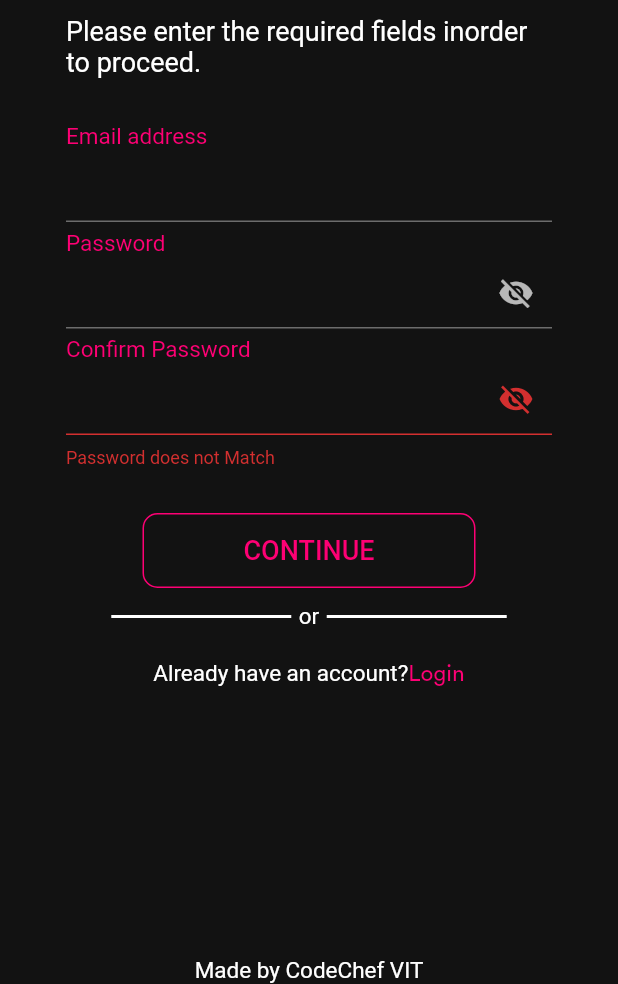
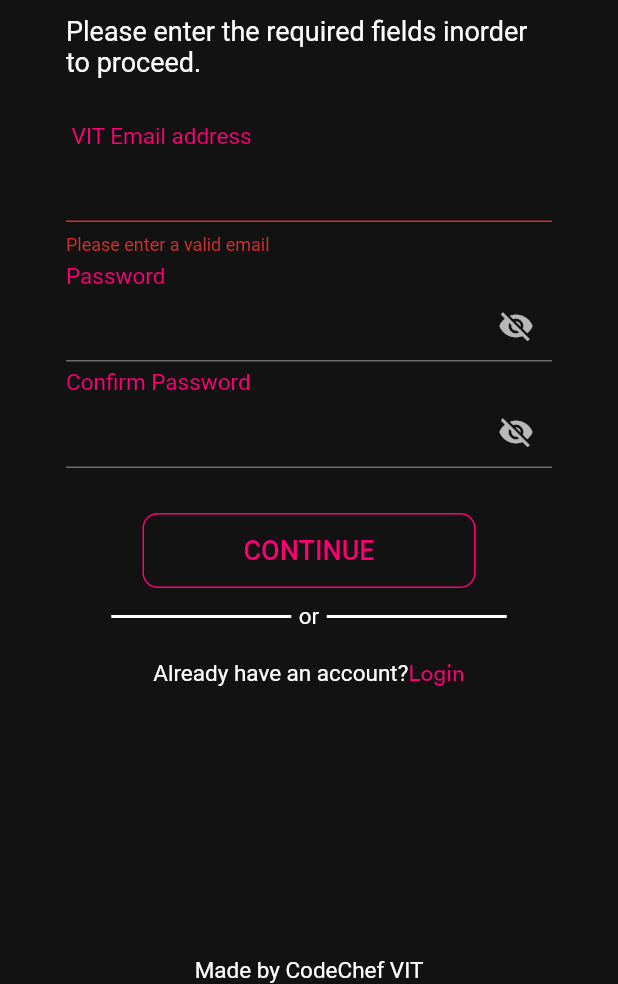
Before and after one commit to CodeChefVIT/FFDS, a Flutter app: the RegScreen screen opened by its route, after a tap on "CONTINUE", on a phone screen of 412 x 824 dp, the part 252-1236 px from its top. Run offline on Flutter 3.47's test engine with Material 2 defaults, Android fonts, the phone set to English and light mode, and no system bars; our stand-ins replace file_picker, otp_text_field, rflutter_alert; network calls fail; Roboto replaces fonts that are missing (CirculatStd).

Commit message:
third repo

```diff
--- a/dating_app/lib/constants.dart
+++ b/dating_app/lib/constants.dart
@@ -51,4 +51,5 @@ fillColor: Colors.white,
 hintStyle: TextStyle(color:Colors.grey,),
 border: OutlineInputBorder(borderRadius: BorderRadius.all(Radius.circular(20.0)),
 borderSide: BorderSide.none,
+
 ),);
--- a/dating_app/lib/registration.dart
+++ b/dating_app/lib/registration.dart
@@ -14,11 +14,17 @@ class _RegScreenState extends State<RegScreen> {
  String confirmedPassword;
   bool passwordVisible =true;
   bool passwordVisible1= true;
+ bool validateEmail(String value) {
+   Pattern pattern = r'[A-Za-z0-9.]+@vitstudent\.ac\.in|[A-Za-z0-9.]+@vit\.ac\.in$';
+   RegExp regex =  RegExp(pattern);
+   return (!regex.hasMatch(value)) ?false : true;
+ }
+
  final GlobalKey<FormState> _form = GlobalKey<FormState>();
+ final GlobalKey<FormState> _form1 = GlobalKey<FormState>();
   @override
   Widget build(BuildContext context) {
-    return SafeArea(
-      child: Scaffold(
+    return Scaffold(
       appBar:AppBar(
         backgroundColor: kbackColour,
         automaticallyImplyLeading: false,
@@ -55,7 +61,8 @@ class _RegScreenState extends State<RegScreen> {
 
 
 
-        body: Column(
+      body: SafeArea(
+        child: Column(
           mainAxisSize: MainAxisSize.min,
           children: <Widget>[
             Expanded(
@@ -82,15 +89,15 @@ class _RegScreenState extends State<RegScreen> {
                         height: 30.0,
                       ),
                       Container(
-                        child: Form(
-                          key: _form,
                         child: Column(
                           crossAxisAlignment: CrossAxisAlignment.start,
                           children: <Widget>[
-                              Text('Email address',
+                            Text(' VIT Email address',
                               style: kTextFieldStyle,),
-                              Container(
-                                child: TextField(
+                            Form(
+                              key: _form,
+                              child: Container(
+                                child: TextFormField(
 
                                   decoration: InputDecoration(
                                   ),
@@ -98,6 +105,13 @@ class _RegScreenState extends State<RegScreen> {
                                   {
                                     email=value;
                                   },
+                                    validator: (val){
+                                      if(!validateEmail(val)) {
+                                        return 'Please enter a valid email ';
+                                      }
+                                      return null;
+                                    }
+                                ),
                               ),
                             ),
                             SizedBox(
@@ -127,7 +141,9 @@ class _RegScreenState extends State<RegScreen> {
                             Text('Confirm Password',
                               style: kTextFieldStyle,
                             ),
-                              TextFormField  (
+                            Form(
+                              key: _form1,
+                              child: TextFormField  (
                                   obscureText: passwordVisible1,
                                 decoration: InputDecoration(
                                     suffixIcon: IconButton(icon: Icon(passwordVisible1 ? Icons.visibility_off : Icons.visibility,),
@@ -146,7 +162,9 @@ class _RegScreenState extends State<RegScreen> {
                                       return 'Password does not Match';
                                     }
                                     return null;
+
                                   }
+                              ),
                             ),
 
 
@@ -163,9 +181,16 @@ class _RegScreenState extends State<RegScreen> {
                                 ),
                                 child:MaterialButton(
                                   onPressed: (){
-                                        if (_form.currentState.validate()) {
-
-                                          Navigator.push(context, MaterialPageRoute(builder:(context){return DetailsScreen(email,password);}));
+                                      if (_form.currentState.validate())
+                                       {
+                                         if(_form1.currentState.validate()) {
+                                           Navigator.push(context,
+                                               MaterialPageRoute(
+                                                   builder: (context) {
+                                                     return DetailsScreen(
+                                                         email, password);
+                                                   }));
+                                         }
                                       }
                                   },
                                   height: 42.0,
@@ -225,7 +250,6 @@ class _RegScreenState extends State<RegScreen> {
 
                         ],
                 ),
-                        ),
 
                   ),
         ],
@@ -236,6 +260,7 @@ class _RegScreenState extends State<RegScreen> {
             ),
         ],
     ),
+      ),
       bottomNavigationBar: Row(
         mainAxisSize: MainAxisSize.min,
         mainAxisAlignment: MainAxisAlignment.center,
@@ -243,9 +268,6 @@ class _RegScreenState extends State<RegScreen> {
           Text('Made by CodeChef VIT',style: kSmallStyle,),
         ],
       ),
-    ),
-
-
     );
   }
 }
```
Also changed, not shown: dating_app/lib/chatscreen.dart (+15 -13 lines), dating_app/lib/chatscreen2.dart (+20 -34 lines), dating_app/lib/login.dart (+46 -14 lines), dating_app/lib/matches screen.dart (+16 -31 lines), dating_app/lib/profile 1 screen.dart (+54 -51 lines), dating_app/lib/profile 2 screen.dart (+48 -56 lines). Lines whose indentation alone changed are shown as unchanged.
